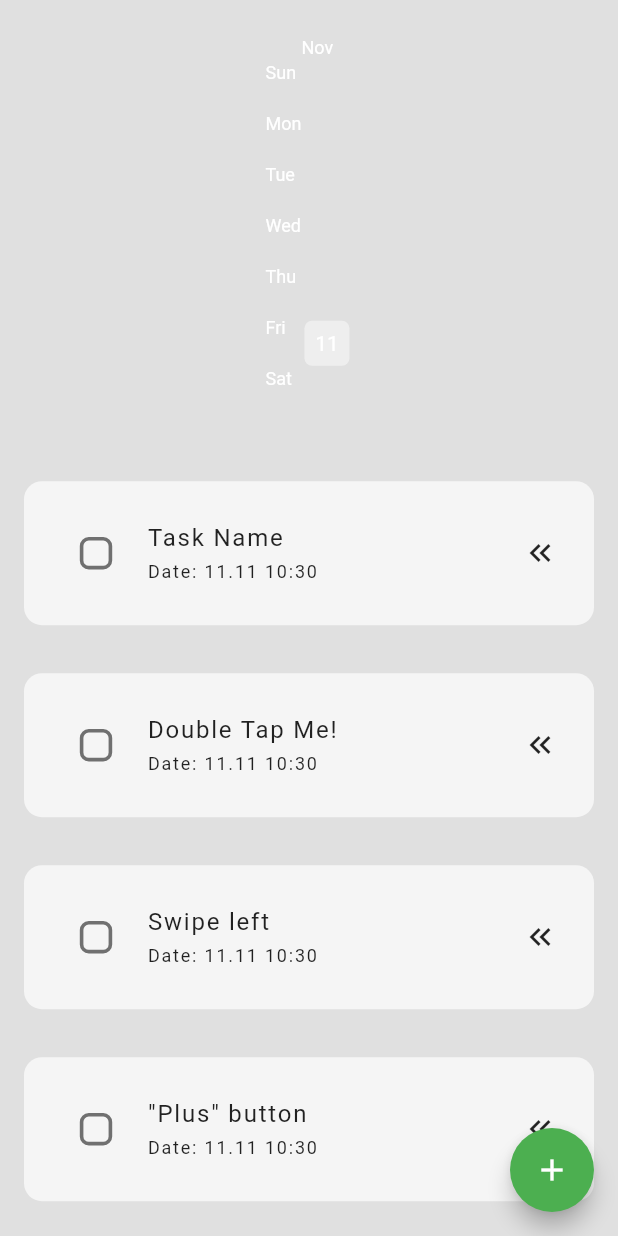
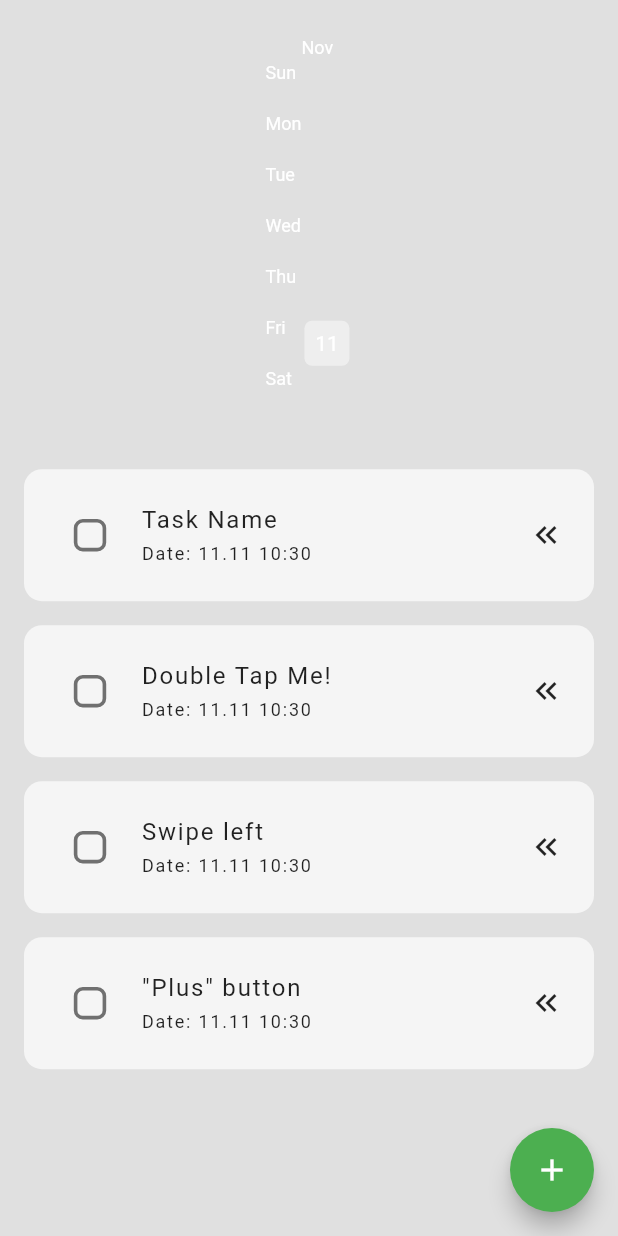
Before and after one commit to kivimike/TaskTracker, a Flutter app: the screen it shows after launch, on a phone screen of 412 x 824 dp. Run offline on Flutter 3.47's test engine with Material 2 defaults, Android fonts, the light colour scheme and no system bars; drawn by our look-alikes of flutter_heatmap_calendar, flutter_slidable; our stand-ins replace hive_flutter; accounts and stored records are empty.

Commit message:
replace all \n with spaces in tilenames, padding changes

```diff
--- a/lib/components/habit_tile.dart
+++ b/lib/components/habit_tile.dart
@@ -20,7 +20,7 @@ class HabitTile extends StatelessWidget {
   @override
   Widget build(BuildContext context) {
     return Padding(
-      padding: const EdgeInsets.all(16.0),
+      padding: const EdgeInsets.symmetric(horizontal: 16.0, vertical: 8),
       child: Slidable(
         endActionPane: ActionPane(
           motion: const StretchMotion(),
@@ -43,7 +43,7 @@ class HabitTile extends StatelessWidget {
           ],
         ),
         child: Container(
-          padding: EdgeInsets.all(24),
+          padding: EdgeInsets.all(20),
           decoration: BoxDecoration(
             color: Colors.grey[100],
             borderRadius: BorderRadius.circular(12),
@@ -68,7 +68,7 @@ class HabitTile extends StatelessWidget {
                 crossAxisAlignment: CrossAxisAlignment.start,
                 children: [
                   Text(
-                    habitName.padRight(20, ' ').substring(0, 20),
+                    habitName.replaceAll('\n', ' ').padRight(20, ' ').substring(0, 20),
                     style: TextStyle(
                       fontSize: 16,
                       fontWeight: FontWeight.w400,
```
